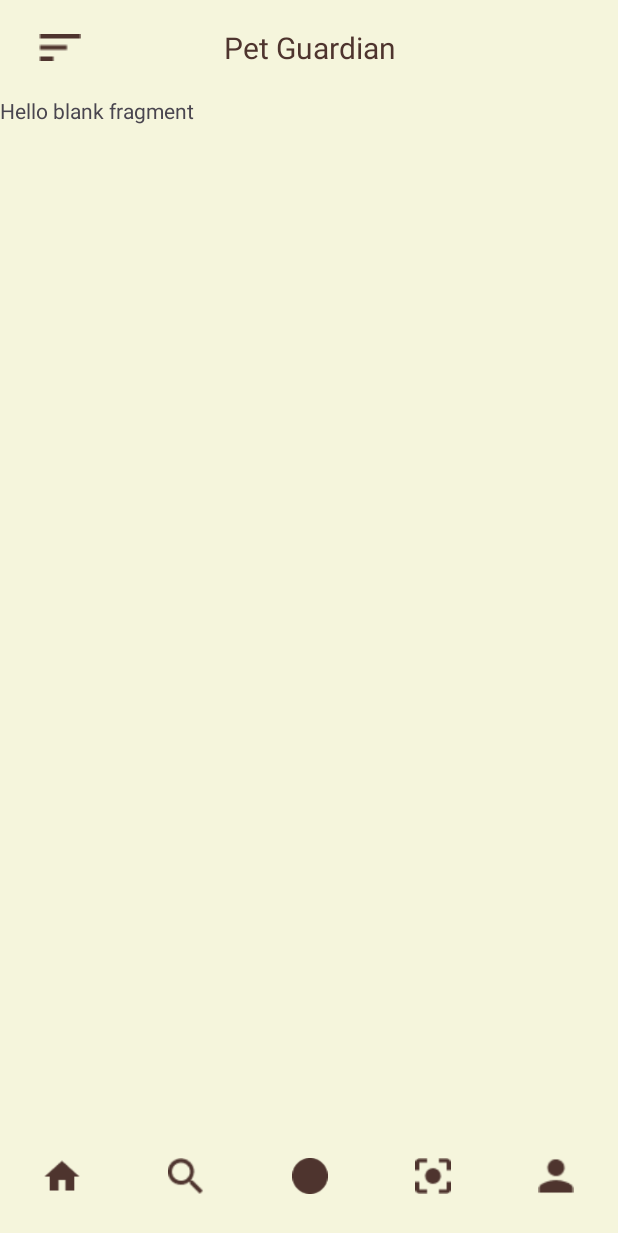
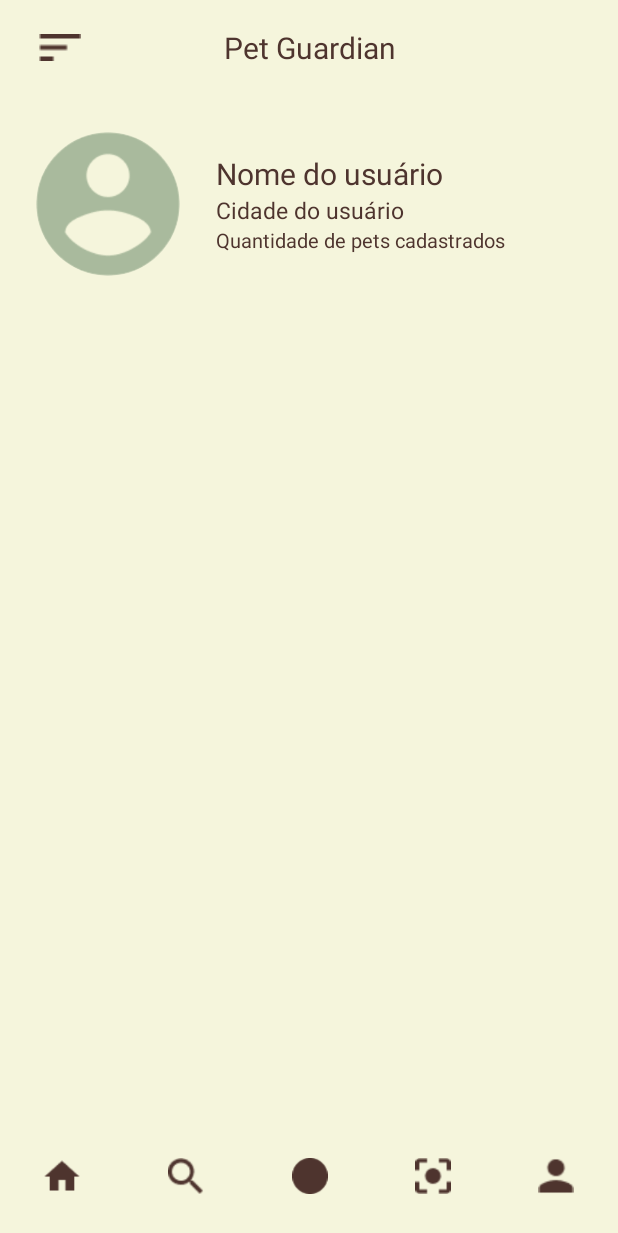
Before and after one commit to MayaVictDias/pet-guardian, an Android app: the MainActivity screen opened directly, with no data from a screen before it, item 5 of the bottom bar chosen, on a phone screen of 412 x 824 dp. Shown: the top 1233 px of the screen. Run offline under Robolectric (Android 15) with nearby library versions, the phone set to English and light mode, and no system bars; our stand-ins replace CircleImageView; Roboto replaces fonts that are not available here.

Commit message:
Criação da interface da tela de edicao de perfil

```diff
--- a/app/build.gradle
+++ b/app/build.gradle
@@ -48,4 +48,6 @@ dependencies {
 
     // Material Design Components for Android 1.9.0
     implementation 'com.google.android.material:material:1.9.0'
+
+    implementation 'de.hdodenhof:circleimageview:2.2.0'
 }
--- a/app/src/main/java/com/dias/mayara/petguardian/activity/LoginActivity.java
+++ b/app/src/main/java/com/dias/mayara/petguardian/activity/LoginActivity.java
@@ -1,11 +1,13 @@
 package com.dias.mayara.petguardian.activity;
 
 import android.content.Intent;
+import android.content.SharedPreferences;
 import android.os.Bundle;
 import android.view.Gravity;
 import android.view.MenuItem;
 import android.view.View;
 import android.widget.Button;
+import android.widget.CheckBox;
 import android.widget.EditText;
 import android.widget.ProgressBar;
 import android.widget.TextView;
@@ -35,6 +37,7 @@ public class LoginActivity extends AppCompatActivity {
     private EditText editTextLoginSenha, editTextLoginEmail;
     private Button buttonLogin;
     private ProgressBar progressBar;
+    private CheckBox checkBoxLembrarUsuario;
 
     private Usuario usuario;
 
@@ -99,6 +102,8 @@ public class LoginActivity extends AppCompatActivity {
             public void onComplete(@NonNull Task<AuthResult> task) {
                 if (task.isSuccessful()) {
 
+                    autenticacao.getCurrentUser();
+
                     progressBar.setVisibility(View.GONE);
 
                     Intent intent = new Intent(getApplicationContext(), MainActivity.class);
@@ -122,5 +127,6 @@ public class LoginActivity extends AppCompatActivity {
         editTextLoginSenha = findViewById(R.id.editTextLoginSenha);
         buttonLogin = findViewById(R.id.buttonLogin);
         progressBar = findViewById(R.id.progressBar);
+        checkBoxLembrarUsuario = findViewById(R.id.checkBoxLembrarUsuario);
     }
 }
--- a/app/src/main/java/com/dias/mayara/petguardian/activity/MainActivity.java
+++ b/app/src/main/java/com/dias/mayara/petguardian/activity/MainActivity.java
@@ -89,7 +89,7 @@ public class MainActivity extends AppCompatActivity {
                 } else if (id == R.id.nav_meus_pets) {
                     // Handle Meus pets click
                 } else if (id == R.id.nav_configuracoes) {
-                    // Handle Configurações click
+                    startActivity(new Intent(MainActivity.this, ConfiguracoesActivity.class));
                 }
                 drawerLayout.closeDrawer(GravityCompat.START);
                 return true;
--- a/app/src/main/java/com/dias/mayara/petguardian/fragment/PerfilFragment.java
+++ b/app/src/main/java/com/dias/mayara/petguardian/fragment/PerfilFragment.java
@@ -17,33 +17,13 @@ import com.dias.mayara.petguardian.R;
  */
 public class PerfilFragment extends Fragment {
 
-    // TODO: Rename parameter arguments, choose names that match
-    // the fragment initialization parameters, e.g. ARG_ITEM_NUMBER
-    private static final String ARG_PARAM1 = "param1";
-    private static final String ARG_PARAM2 = "param2";
-
-    // TODO: Rename and change types of parameters
-    private String mParam1;
-    private String mParam2;
-
     public PerfilFragment() {
         // Required empty public constructor
     }
 
-    /**
-     * Use this factory method to create a new instance of
-     * this fragment using the provided parameters.
-     *
-     * @param param1 Parameter 1.
-     * @param param2 Parameter 2.
-     * @return A new instance of fragment PerfilFragment.
-     */
-    // TODO: Rename and change types and number of parameters
-    public static PerfilFragment newInstance(String param1, String param2) {
+    public static PerfilFragment newInstance() {
         PerfilFragment fragment = new PerfilFragment();
         Bundle args = new Bundle();
-        args.putString(ARG_PARAM1, param1);
-        args.putString(ARG_PARAM2, param2);
         fragment.setArguments(args);
         return fragment;
     }
@@ -51,10 +31,6 @@ public class PerfilFragment extends Fragment {
     @Override
     public void onCreate(Bundle savedInstanceState) {
         super.onCreate(savedInstanceState);
-        if (getArguments() != null) {
-            mParam1 = getArguments().getString(ARG_PARAM1);
-            mParam2 = getArguments().getString(ARG_PARAM2);
-        }
     }
 
     @Override
--- a/app/src/main/res/layout/activity_initial.xml
+++ b/app/src/main/res/layout/activity_initial.xml
@@ -39,7 +39,6 @@
 
         <Button
             android:id="@+id/cadastrarButton"
-            style="@style/CustomButtonStyleYellowOutline"
             android:layout_width="match_parent"
             android:layout_height="wrap_content"
             android:layout_marginStart="32dp"
@@ -66,11 +65,10 @@
 
         <Button
             android:id="@+id/loginButton"
-            style="@style/CustomButtonStyleYellowOutline"
             android:layout_width="match_parent"
             android:layout_height="wrap_content"
             android:layout_marginStart="32dp"
-            android:layout_marginTop="18dp"
+            android:layout_marginTop="6dp"
             android:layout_marginEnd="32dp"
             android:text="Login"
             app:layout_constraintEnd_toEndOf="parent"
--- a/app/src/main/res/layout/fragment_perfil.xml
+++ b/app/src/main/res/layout/fragment_perfil.xml
@@ -1,14 +1,62 @@
 <?xml version="1.0" encoding="utf-8"?>
-<FrameLayout xmlns:android="http://schemas.android.com/apk/res/android"
+<androidx.constraintlayout.widget.ConstraintLayout xmlns:android="http://schemas.android.com/apk/res/android"
+    xmlns:app="http://schemas.android.com/apk/res-auto"
     xmlns:tools="http://schemas.android.com/tools"
+    android:id="@+id/frameLayout"
     android:layout_width="match_parent"
     android:layout_height="match_parent"
     tools:context=".fragment.PerfilFragment">
 
-    <!-- TODO: Update blank fragment layout -->
-    <TextView
+    <LinearLayout
         android:layout_width="match_parent"
-        android:layout_height="match_parent"
-        android:text="@string/hello_blank_fragment" />
+        android:layout_height="wrap_content"
+        android:orientation="horizontal"
+        app:layout_constraintStart_toStartOf="parent"
+        app:layout_constraintTop_toTopOf="parent">
 
-</FrameLayout>
+        <de.hdodenhof.circleimageview.CircleImageView
+            android:id="@+id/imageView"
+            android:layout_width="96dp"
+            android:layout_height="96dp"
+            android:layout_marginLeft="24dp"
+            android:layout_marginTop="24dp"
+            android:layout_marginBottom="24dp"
+            android:src="@drawable/profile_image" />
+
+        <LinearLayout
+            android:layout_width="match_parent"
+            android:layout_height="match_parent"
+            android:layout_margin="24dp"
+            android:gravity="center_vertical"
+            android:orientation="vertical">
+
+            <TextView
+                android:id="@+id/textViewNomeUsuario"
+                android:layout_width="wrap_content"
+                android:layout_height="wrap_content"
+                android:fontFamily=" "
+                android:text="Nome do usuário"
+                android:textColor="@color/marromEscuro"
+                android:textSize="20sp" />
+
+            <TextView
+                android:id="@+id/textViewPerfilCidadeUsuario"
+                android:layout_width="wrap_content"
+                android:layout_height="wrap_content"
+                android:fontFamily=" "
+                android:text="Cidade do usuário"
+                android:textColor="@color/marromEscuro"
+                android:textSize="15sp" />
+
+            <TextView
+                android:id="@+id/textViewQuantidadePetsCadastrados"
+                android:layout_width="wrap_content"
+                android:layout_height="wrap_content"
+                android:fontFamily=" "
+                android:text="Quantidade de pets cadastrados"
+                android:textColor="@color/marromEscuro"
+                android:textSize="13sp" />
+        </LinearLayout>
+    </LinearLayout>
+
+</androidx.constraintlayout.widget.ConstraintLayout>
--- a/app/src/main/res/menu/nav_header.xml
+++ b/app/src/main/res/menu/nav_header.xml
@@ -34,7 +34,7 @@
                 android:layout_marginTop="8dp"
                 android:layout_weight="1"
                 android:fontFamily="@font/nunito_medium"
-                android:text="Melissa Rodrigues"
+                android:text="Nome do usuário"
                 android:textColor="@color/marromEscuro"
                 android:textSize="18sp" />
 
@@ -44,7 +44,7 @@
                 android:layout_height="wrap_content"
                 android:layout_weight="1"
                 android:fontFamily="@font/nunito_medium"
-                android:text="Santo André - SP"
+                android:text="Cidade do usuário"
                 android:textColor="@color/marromEscuro"
                 android:textSize="14sp" />
 
```
Also changed, not shown: app/src/main/AndroidManifest.xml (+9 -3 lines), app/src/main/java/com/dias/mayara/petguardian/activity/ConfiguracoesActivity.java (added, +58 -0 lines), app/src/main/java/com/dias/mayara/petguardian/activity/EditarPerfilActivity.java (added, +51 -0 lines), app/src/main/java/com/dias/mayara/petguardian/model/Usuario.java (+9 -0 lines), app/src/main/res/layout/activity_cadastrar_novo_usuario_inserir_nome.xml (+26 -1 lines), app/src/main/res/layout/activity_configuracoes.xml (added, +74 -0 lines), app/src/main/res/layout/activity_editar_perfil.xml (added, +79 -0 lines), app/src/main/res/values/themes.xml (+7 -0 lines), app/src/main/res/drawable/ic_mail_marrom_32px32px.png (added), app/src/main/res/drawable/ic_voltar.png (added).
